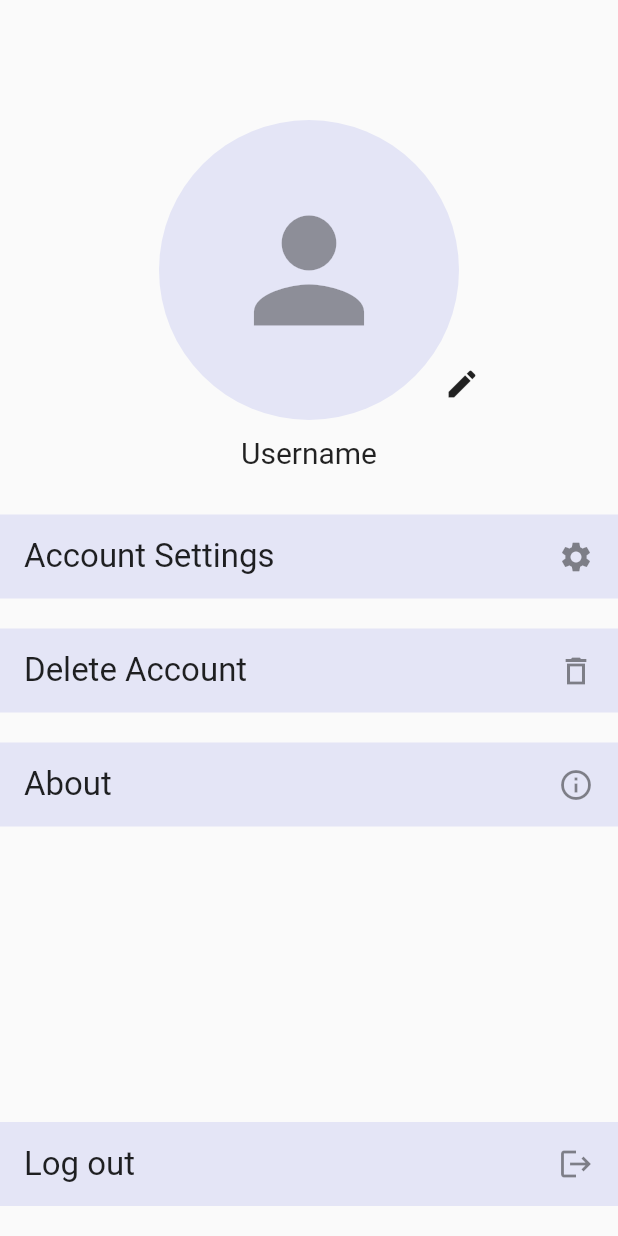
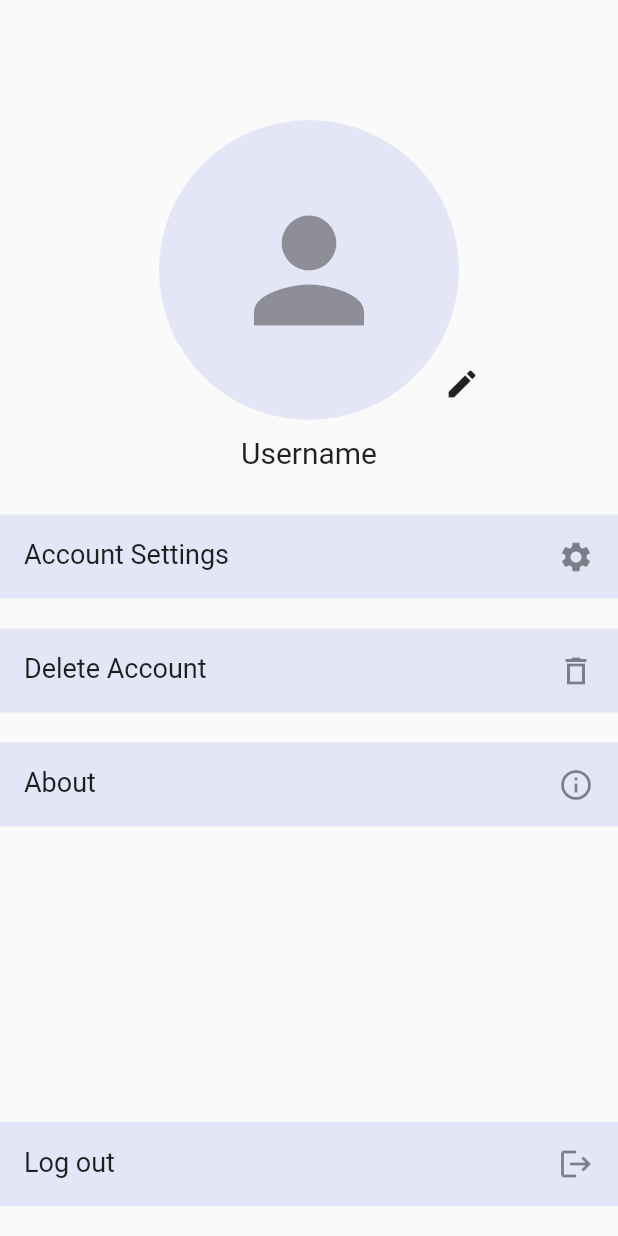
Before and after one commit to imranZMiko/Eten, a Flutter app: the AccountScreen screen opened by its route, on a phone screen of 412 x 824 dp. Run offline on Flutter 3.47's test engine with Material 2 defaults, Android fonts, the phone set to English and light mode, and no system bars.

Commit message:
Fixed font size in account screen and enabled favorite button in search result screen

```diff
--- a/lib/widgets/account_options.dart
+++ b/lib/widgets/account_options.dart
@@ -15,7 +15,7 @@ class AccountOptions extends StatelessWidget {
         tileColor: Theme.of(context).backgroundColor,
         leading: Text(
           title,
-          style: TextStyle(fontSize: 22),
+          style: TextStyle(fontSize: 18),
         ),
         trailing: Icon(icon),
       ),
```
Also changed, not shown: lib/widgets/search_results.dart (+2 -7 lines).
